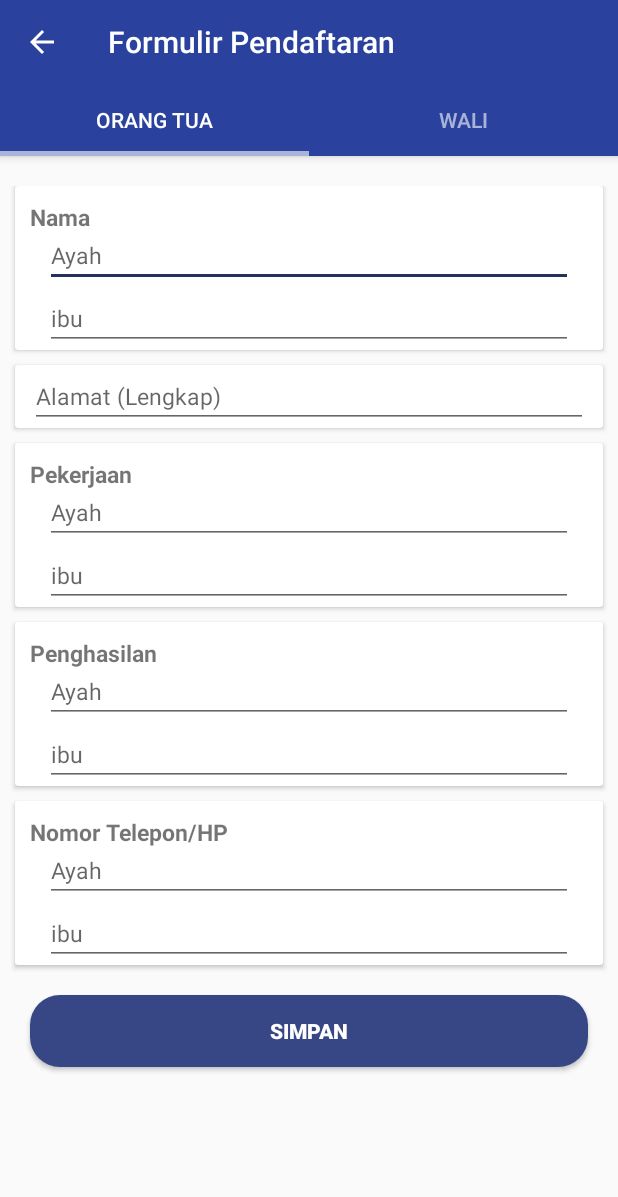
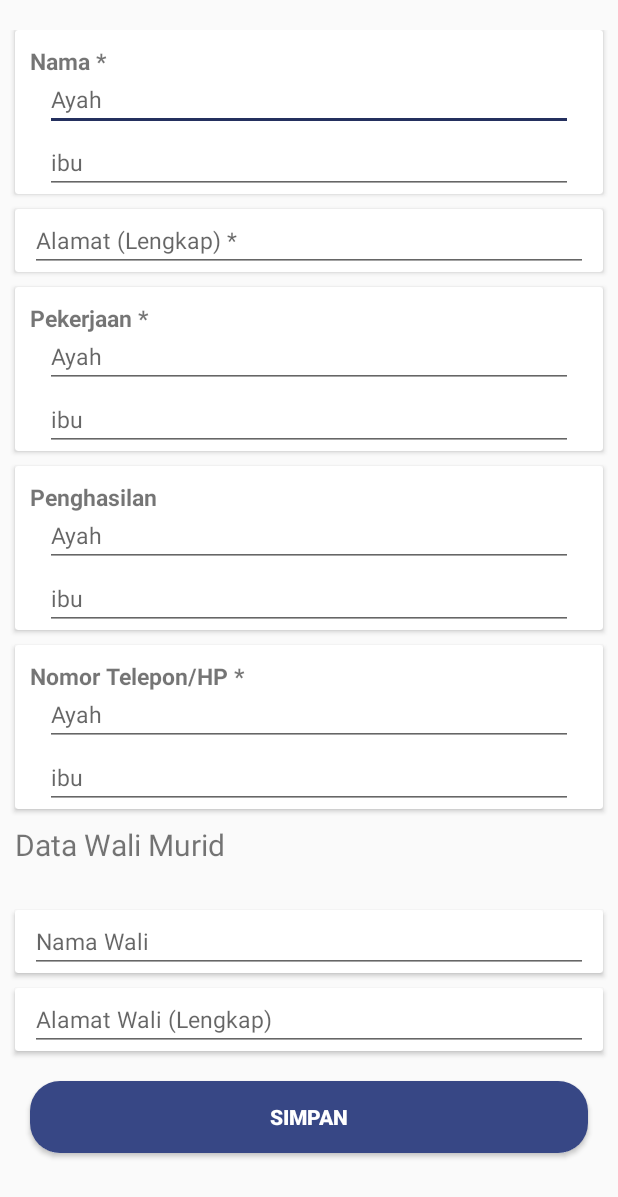
Before and after one commit to Nelvari/Nelvari-Himyar, an Android app: the DataOrangTua screen opened directly, with no data from a screen before it, on a phone screen of 412 x 824 dp. Shown: the top 1197 px of the screen. Run offline under Robolectric (Android 15) with nearby library versions, the phone set to English and light mode, and no system bars.

Commit message:
ui update

```diff
--- a/app/src/main/java/com/example/loginonlyonce/DataOrangTua.java
+++ b/app/src/main/java/com/example/loginonlyonce/DataOrangTua.java
@@ -1,42 +1,52 @@
 package com.example.loginonlyonce;
 
+import android.content.Intent;
 import android.os.Bundle;
+import android.view.View;
+import android.widget.Button;
 
 import androidx.appcompat.app.AppCompatActivity;
-import androidx.appcompat.widget.Toolbar;
-import androidx.viewpager.widget.ViewPager;
-
-import com.example.loginonlyonce.Model.MainFragmentPagerAdapter;
-import com.google.android.material.tabs.TabLayout;
 
 public class DataOrangTua extends AppCompatActivity {
+
+    Button btnSimpanOrangTua;
 
     @Override
     protected void onCreate(Bundle savedInstanceState) {
         super.onCreate(savedInstanceState);
-        setContentView(R.layout.activity_data_orang_tua);
+        setContentView(R.layout.formorangtua);
 
-        Toolbar toolbar = findViewById(R.id.toolbar);
-
-        setSupportActionBar(toolbar);
-        getSupportActionBar().setTitle("Formulir Pendaftaran");
-        getSupportActionBar().setDisplayHomeAsUpEnabled(true);
-
-        ViewPager viewPager = findViewById(R.id.viewPager);
-        setupViewPager(viewPager);
-
-        // setting tabLayout
-        TabLayout tabLayout = findViewById(R.id.tabLayout);
-        tabLayout.setupWithViewPager(viewPager);
+        btnSimpanOrangTua=(Button)findViewById(R.id.btnSimpanOrangTua);
+        btnSimpanOrangTua.setOnClickListener(new View.OnClickListener() {
+            @Override
+            public void onClick(View view) {
+                //dialog
+                Intent in =new Intent(getApplicationContext(),DataAsalSekolah.class);
+                //put extra here
+                startActivity(in);
+            }
+        });
+//        Toolbar toolbar = findViewById(R.id.toolbar);
+//
+//        setSupportActionBar(toolbar);
+//        getSupportActionBar().setTitle("Formulir Pendaftaran");
+//        getSupportActionBar().setDisplayHomeAsUpEnabled(true);
+//
+//        ViewPager viewPager = findViewById(R.id.viewPager);
+//        setupViewPager(viewPager);
+//
+//        // setting tabLayout
+//        TabLayout tabLayout = findViewById(R.id.tabLayout);
+//        tabLayout.setupWithViewPager(viewPager);
 
     }
-
-    private void setupViewPager(ViewPager viewPager) {
-
-        MainFragmentPagerAdapter mainFragmentPagerAdapter = new MainFragmentPagerAdapter(getSupportFragmentManager());
-        mainFragmentPagerAdapter.addFragment(new OrangTuaFragment(), getString(R.string.orangtua));
-        mainFragmentPagerAdapter.addFragment(new WaliFragment(), getString(R.string.wali));
-        viewPager.setAdapter(mainFragmentPagerAdapter);
-
-    }
+//
+//    private void setupViewPager(ViewPager viewPager) {
+//
+//        MainFragmentPagerAdapter mainFragmentPagerAdapter = new MainFragmentPagerAdapter(getSupportFragmentManager());
+//        mainFragmentPagerAdapter.addFragment(new OrangTuaFragment(), getString(R.string.orangtua));
+//        mainFragmentPagerAdapter.addFragment(new WaliFragment(), getString(R.string.wali));
+//        viewPager.setAdapter(mainFragmentPagerAdapter);
+//
+//    }
 }
--- a/app/src/main/java/com/example/loginonlyonce/DataSiswa.java
+++ b/app/src/main/java/com/example/loginonlyonce/DataSiswa.java
@@ -2,6 +2,7 @@ package com.example.loginonlyonce;
 
 import android.app.DatePickerDialog;
 import android.content.DialogInterface;
+import android.content.Intent;
 import android.os.Bundle;
 import android.view.View;
 import android.widget.Button;
@@ -10,7 +11,6 @@ import android.widget.EditText;
 import android.widget.ImageView;
 import android.widget.Spinner;
 import android.widget.TextView;
-import android.widget.Toast;
 
 import androidx.appcompat.app.AlertDialog;
 import androidx.appcompat.app.AppCompatActivity;
@@ -23,7 +23,7 @@ public class DataSiswa extends AppCompatActivity {
     ImageView date;
     TextView show;
     Button btnSave;
-    EditText noPendaftaran;
+
     EditText noUjian;
     EditText nisn;
     EditText namaSiswa;
@@ -41,7 +41,6 @@ public class DataSiswa extends AppCompatActivity {
         setContentView(R.layout.activity_data_siswa);
 
         Toolbar toolbar = findViewById(R.id.toolbar);
-        noPendaftaran = findViewById(R.id.noPendaftaran);
         noUjian = findViewById(R.id.noUjian);
         nisn = findViewById(R.id.nisn);
         namaSiswa = findViewById(R.id.namaSiswa);
@@ -79,7 +78,7 @@ public class DataSiswa extends AppCompatActivity {
                         show.setText(datef);
 
                     }
-                },year,month,day);
+                }, year, month, day);
                 datePickerDialog.show();
 
             }
@@ -99,7 +98,7 @@ public class DataSiswa extends AppCompatActivity {
                         show.setText(datef);
 
                     }
-                },year,month,day);
+                }, year, month, day);
                 datePickerDialog.show();
 
             }
@@ -115,13 +114,17 @@ public class DataSiswa extends AppCompatActivity {
                     @Override
                     public void onClick(DialogInterface dialogInterface, int i) {
 
-                        switch (i){
+                        switch (i) {
                             case DialogInterface.BUTTON_POSITIVE:
-                                Toast.makeText(getApplicationContext(), "Sukses", Toast.LENGTH_LONG).show();
+
+                                Intent in = new Intent(getApplicationContext(), DataOrangTua.class);
+                                //put extra here
+                                startActivity(in);
+
                                 break;
 
                             case DialogInterface.BUTTON_NEGATIVE:
-                                Toast.makeText(getApplicationContext(), "Gagal", Toast.LENGTH_LONG).show();
+
                                 break;
                         }
 
--- a/app/src/main/java/com/example/loginonlyonce/Login.java
+++ b/app/src/main/java/com/example/loginonlyonce/Login.java
@@ -84,7 +84,7 @@ public class Login extends AppCompatActivity {
                 }
                 else {
                     AndroidNetworking.post("http://api-ppdb.smkrus.com/api/v1/login")
-                            .addBodyParameter("username", txtusername.getText().toString())
+                            .addBodyParameter("email", txtusername.getText().toString())
                             .addBodyParameter("password", txtpassword.getText().toString())
                             .addBodyParameter("role", "superadmin")
                             .setTag("test")
@@ -95,6 +95,7 @@ public class Login extends AppCompatActivity {
                                 public void onResponse(JSONObject response) {
                                     // do anything with response
                                     try {
+                                        Log.d("loginku ", "onResponse: "+response.toString());
                                         String status=response.getString("STATUS");
                                         if(status.equalsIgnoreCase("SUCCES")){
                                             JSONObject getdata=response.getJSONObject("PAYLOAD");
--- a/app/src/main/java/com/example/loginonlyonce/mainmenu.java
+++ b/app/src/main/java/com/example/loginonlyonce/mainmenu.java
@@ -22,8 +22,10 @@ public class mainmenu extends AppCompatActivity {
             @Override
             public void onClick(View view) {
 
-                Intent intent = new Intent(mainmenu.this, FormulirPendaftaran.class);
+                //Intent intent = new Intent(mainmenu.this, FormulirPendaftaran.class);
+                Intent intent = new Intent(mainmenu.this, DataSiswa.class);
                 startActivity(intent);
+                finish();
 
             }
         });
--- a/app/src/main/res/layout/activity_data_asal_sekolah.xml
+++ b/app/src/main/res/layout/activity_data_asal_sekolah.xml
@@ -49,7 +49,7 @@
                    android:layout_height="wrap_content"
                    android:inputType="text"
                    android:textSize="15dp"
-                   android:hint="Nama"/>
+                   android:hint="Nama sekolah *"/>
 
            </LinearLayout>
 
@@ -67,7 +67,7 @@
                    android:layout_height="wrap_content"
                    android:inputType="text"
                    android:textSize="15dp"
-                   android:hint="Alamat"/>
+                   android:hint="Alamat sekolah*"/>
 
            </LinearLayout>
 
--- a/app/src/main/res/layout/activity_data_siswa.xml
+++ b/app/src/main/res/layout/activity_data_siswa.xml
@@ -41,24 +41,6 @@
             android:gravity="center"
             android:layout_marginTop="10dp">
 
-            <EditText
-                android:id="@+id/noPendaftaran"
-                android:layout_width="match_parent"
-                android:layout_height="wrap_content"
-                android:hint="Nomor Pendaftaran"
-                android:inputType="number"
-                android:textSize="15dp"/>
-
-        </LinearLayout>
-
-        <LinearLayout
-            android:layout_marginHorizontal="10dp"
-            android:layout_width="match_parent"
-            android:layout_height="wrap_content"
-            android:orientation="horizontal"
-            android:gravity="center"
-            android:layout_marginTop="10dp">
-
 
 
             <EditText
@@ -84,7 +66,7 @@
                 android:layout_width="match_parent"
                 android:layout_height="wrap_content"
                 android:inputType="number"
-                android:hint="Nomor Induk Siswa Nasional (NISN)"
+                android:hint="Nomor Induk Siswa Nasional (NISN) *"
                 android:textSize="15dp"/>
 
         </LinearLayout>
@@ -102,7 +84,7 @@
                 android:layout_width="match_parent"
                 android:layout_height="wrap_content"
                 android:inputType="text"
-                android:hint="Nama Siswa (Lengkap)"
+                android:hint="Nama Siswa (Lengkap) *"
                 android:textSize="15dp"/>
 
         </LinearLayout>
@@ -124,16 +106,15 @@
                 android:padding="5dp"
                 android:elevation="10sp">
 
+
+
                 <Spinner
                     android:id="@+id/jenisKelamin"
                     android:layout_gravity="center"
                     android:layout_width="match_parent"
                     android:layout_height="wrap_content"
                     android:entries="@array/kelamin"
-                    android:outlineAmbientShadowColor="@color/colorAccent">
-
-                </Spinner>
-
+                    android:outlineAmbientShadowColor="@color/colorAccent"/>
             </androidx.cardview.widget.CardView>
 
         </LinearLayout>
@@ -151,7 +132,7 @@
                 android:layout_height="wrap_content"
                 android:inputType="text"
                 android:textSize="15dp"
-                android:hint="Tempat"/>
+                android:hint="Tempat lahir"/>
 
             <ImageView
                 android:layout_width="50dp"
@@ -211,7 +192,7 @@
                 android:layout_width="match_parent"
                 android:layout_height="wrap_content"
                 android:inputType="text"
-                android:hint="Alamat Siswa (Lengkap)"
+                android:hint="Alamat Siswa (Lengkap) *"
                 android:textSize="15dp"/>
 
         </LinearLayout>
@@ -228,7 +209,7 @@
                 android:id="@+id/tinggi"
                 android:layout_width="match_parent"
                 android:layout_height="wrap_content"
-                android:hint="Tinggi Badan (cm)"
+                android:hint="Tinggi Badan (cm) *"
                 android:inputType="numberDecimal"
                 android:textSize="15dp"/>
 
@@ -247,7 +228,7 @@
                 android:layout_width="match_parent"
                 android:layout_height="wrap_content"
                 android:inputType="numberDecimal"
-                android:hint="Berat Badan (kg)"
+                android:hint="Berat Badan (kg) *"
                 android:textSize="15dp"/>
 
         </LinearLayout>
@@ -264,7 +245,7 @@
                 android:id="@+id/prestasi"
                 android:layout_width="match_parent"
                 android:layout_height="wrap_content"
-                android:hint="Prestasi yang pernah di capai"
+                android:hint="Prestasi yang pernah di capai *"
                 android:inputType="text"
                 android:textSize="15dp"/>
 
@@ -279,7 +260,7 @@
             android:layout_marginTop="20sp"
             android:layout_marginBottom="20sp"
             android:background="@drawable/button"
-            android:text="Simpan"
+            android:text="Next"
             android:textStyle="bold"
             android:textColor="@android:color/white"/>
 
--- /dev/null
+++ b/app/src/main/res/layout/formorangtua.xml
@@ -0,0 +1,285 @@
+<?xml version="1.0" encoding="utf-8"?>
+<ScrollView
+    xmlns:android="http://schemas.android.com/apk/res/android"
+    android:layout_width="match_parent"
+    android:layout_height="match_parent"
+    xmlns:tools="http://schemas.android.com/tools"
+    tools:context=".FragmentOrangTua">
+
+    <LinearLayout
+        android:layout_marginTop="20dp"
+        android:layout_width="match_parent"
+        android:layout_height="wrap_content"
+        android:orientation="vertical">
+
+        <androidx.cardview.widget.CardView
+            android:layout_marginHorizontal="10sp"
+            android:layout_width="match_parent"
+            android:layout_height="wrap_content">
+
+            <TextView
+                android:layout_marginHorizontal="10dp"
+                android:layout_marginTop="10sp"
+                android:layout_width="match_parent"
+                android:layout_height="wrap_content"
+                android:text="Nama *"
+                android:textSize="15dp"
+                android:textStyle="bold"/>
+
+            <LinearLayout
+                android:layout_marginHorizontal="20dp"
+                android:layout_width="match_parent"
+                android:layout_height="wrap_content"
+                android:orientation="vertical"
+                android:layout_marginTop="25sp"
+                android:gravity="center">
+
+                <EditText
+                    android:id="@+id/namaAyah"
+                    android:layout_width="match_parent"
+                    android:layout_height="wrap_content"
+                    android:inputType="text"
+                    android:textSize="15dp"
+                    android:hint="Ayah"/>
+
+                <EditText
+                    android:id="@+id/namaIbu"
+                    android:layout_width="match_parent"
+                    android:layout_height="wrap_content"
+                    android:inputType="text"
+                    android:textSize="15dp"
+                    android:hint="ibu"/>
+
+            </LinearLayout>
+
+        </androidx.cardview.widget.CardView>
+
+        <androidx.cardview.widget.CardView
+            android:layout_marginHorizontal="10sp"
+            android:layout_width="match_parent"
+            android:layout_height="wrap_content"
+            android:layout_marginTop="10sp">
+
+            <LinearLayout
+                android:layout_marginHorizontal="10dp"
+                android:layout_width="match_parent"
+                android:layout_height="wrap_content"
+                android:orientation="vertical"
+                android:gravity="center">
+
+                <EditText
+                    android:id="@+id/alamatOrangTua"
+                    android:layout_width="match_parent"
+                    android:layout_height="wrap_content"
+                    android:inputType="text"
+                    android:textSize="15dp"
+                    android:hint="Alamat (Lengkap) *"/>
+
+            </LinearLayout>
+
+        </androidx.cardview.widget.CardView>
+
+        <androidx.cardview.widget.CardView
+            android:layout_marginHorizontal="10sp"
+            android:layout_width="match_parent"
+            android:layout_height="wrap_content"
+            android:layout_marginTop="10sp">
+
+            <TextView
+                android:layout_marginHorizontal="10dp"
+                android:layout_marginTop="10sp"
+                android:layout_width="match_parent"
+                android:layout_height="wrap_content"
+                android:text="Pekerjaan *"
+                android:textSize="15dp"
+                android:textStyle="bold"/>
+
+            <LinearLayout
+                android:layout_marginHorizontal="20dp"
+                android:layout_width="match_parent"
+                android:layout_height="wrap_content"
+                android:orientation="vertical"
+                android:layout_marginTop="25sp"
+                android:gravity="center">
+
+                <EditText
+                    android:id="@+id/pekerjaanAyah"
+                    android:layout_width="match_parent"
+                    android:layout_height="wrap_content"
+                    android:inputType="text"
+                    android:textSize="15dp"
+                    android:hint="Ayah"/>
+
+                <EditText
+                    android:id="@+id/pekerjaanIbu"
+                    android:layout_width="match_parent"
+                    android:layout_height="wrap_content"
+                    android:inputType="text"
+                    android:textSize="15dp"
+                    android:hint="ibu"/>
+
+            </LinearLayout>
+
+        </androidx.cardview.widget.CardView>
+
+        <androidx.cardview.widget.CardView
+            android:layout_marginHorizontal="10sp"
+            android:layout_width="match_parent"
+            android:layout_height="wrap_content"
+            android:layout_marginTop="10sp">
+
+            <TextView
+                android:layout_marginHorizontal="10dp"
+                android:layout_marginTop="10sp"
+                android:layout_width="match_parent"
+                android:layout_height="wrap_content"
+                android:text="Penghasilan"
+                android:textSize="15dp"
+                android:textStyle="bold"/>
+
+            <LinearLayout
+                android:layout_marginHorizontal="20dp"
+                android:layout_width="match_parent"
+                android:layout_height="wrap_content"
+                android:orientation="vertical"
+                android:layout_marginTop="25sp"
+                android:gravity="center">
+
+                <EditText
+                    android:id="@+id/penghasilanAyah"
+                    android:layout_width="match_parent"
+                    android:layout_height="wrap_content"
+                    android:inputType="text"
+                    android:textSize="15dp"
+                    android:hint="Ayah"/>
+
+                <EditText
+                    android:id="@+id/penghasilanIbu"
+                    android:layout_width="match_parent"
+                    android:layout_height="wrap_content"
+                    android:inputType="text"
+                    android:textSize="15dp"
+                    android:hint="ibu"/>
+
+            </LinearLayout>
+
+        </androidx.cardview.widget.CardView>
+
+        <androidx.cardview.widget.CardView
+            android:layout_marginHorizontal="10sp"
+            android:layout_width="match_parent"
+            android:layout_height="wrap_content"
+            android:layout_marginTop="10sp">
+
+            <TextView
+                android:layout_marginHorizontal="10dp"
+                android:layout_marginTop="10sp"
+                android:layout_width="match_parent"
+                android:layout_height="wrap_content"
+                android:text="Nomor Telepon/HP *"
+                android:textSize="15dp"
+                android:textStyle="bold"/>
+
+            <LinearLayout
+                android:layout_marginHorizontal="20dp"
+                android:layout_width="match_parent"
+                android:layout_height="wrap_content"
+                android:orientation="vertical"
+                android:layout_marginTop="25sp"
+                android:gravity="center">
+
+                <EditText
+                    android:id="@+id/noAyah"
+                    android:layout_width="match_parent"
+                    android:layout_height="wrap_content"
+                    android:inputType="text"
+                    android:textSize="15dp"
+                    android:hint="Ayah"/>
+
+                <EditText
+                    android:id="@+id/noIbu"
+                    android:layout_width="match_parent"
+                    android:layout_height="wrap_content"
+                    android:inputType="text"
+                    android:textSize="15dp"
+                    android:hint="ibu"/>
+
+            </LinearLayout>
+
+        </androidx.cardview.widget.CardView>
+
+        <TextView
+            android:layout_marginTop="10dp"
+            android:layout_marginLeft="10dp"
+            android:text="Data Wali Murid"
+            android:textSize="20sp"
+            android:layout_width="wrap_content"
+            android:layout_height="wrap_content"/>
+
+
+        <androidx.cardview.widget.CardView
+            android:layout_marginHorizontal="10sp"
+            android:layout_width="match_parent"
+            android:layout_height="wrap_content"
+            android:layout_marginTop="30dp">
+
+            <LinearLayout
+                android:layout_marginHorizontal="10dp"
+                android:layout_width="match_parent"
+                android:layout_height="wrap_content"
+                android:orientation="vertical"
+                android:gravity="center">
+
+                <EditText
+                    android:id="@+id/namaWali"
+                    android:layout_width="match_parent"
+                    android:layout_height="wrap_content"
+                    android:inputType="text"
+                    android:textSize="15dp"
+                    android:hint="Nama Wali"/>
+
+            </LinearLayout>
+
+        </androidx.cardview.widget.CardView>
+
+        <androidx.cardview.widget.CardView
+            android:layout_marginHorizontal="10sp"
+            android:layout_width="match_parent"
+            android:layout_height="wrap_content"
+            android:layout_marginTop="10sp">
+
+            <LinearLayout
+                android:layout_marginHorizontal="10dp"
+                android:layout_width="match_parent"
+                android:layout_height="match_parent"
+                android:orientation="vertical"
+                android:gravity="center">
+
+                <EditText
+                    android:id="@+id/alamatWali"
+                    android:layout_width="match_parent"
+                    android:layout_height="wrap_content"
+                    android:inputType="text"
+                    android:textSize="15dp"
+                    android:hint="Alamat Wali (Lengkap)"/>
+
+            </LinearLayout>
+
+        </androidx.cardview.widget.CardView>
+
+        <Button
+            android:id="@+id/btnSimpanOrangTua"
+            android:layout_width="match_parent"
+            android:layout_marginHorizontal="20sp"
+            android:layout_height="wrap_content"
+            android:layout_gravity="center"
+            android:layout_marginTop="20sp"
+            android:layout_marginBottom="50sp"
+            android:background="@drawable/button"
+            android:text="Simpan"
+            android:textStyle="bold"
+            android:textColor="@android:color/white"/>
+
+    </LinearLayout>
+
+</ScrollView>
--- a/app/src/main/res/values/strings.xml
+++ b/app/src/main/res/values/strings.xml
@@ -14,7 +14,6 @@
 
     <string-array name="kelamin">
 
-        <item>Jenis Kelamin</item>
         <item>Laki-laki</item>
         <item>Perempuan</item>
 
```
